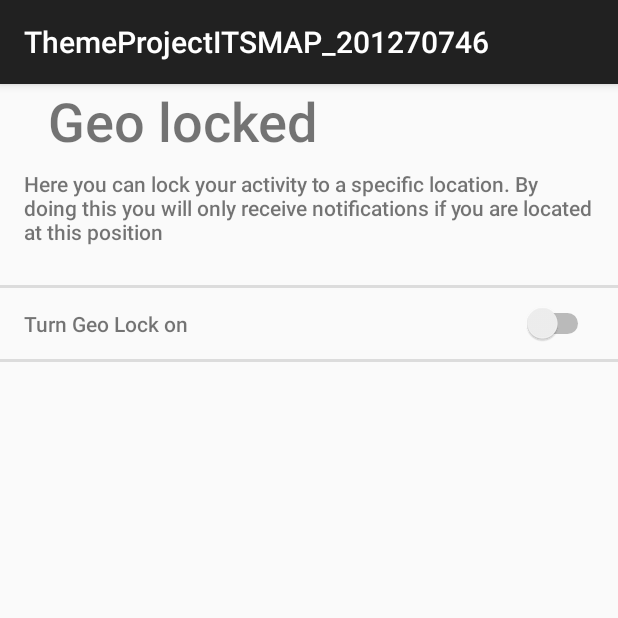
After one commit to Todtaure/ThemeProjectITSMAP_G21, an Android app: the fragment WizardGpsFragment shown on its own in the app's theme, on a phone screen of 412 x 824 dp, the top half of it. The commit adds this screen. Run offline under Robolectric (Android 15) with nearby library versions, the phone set to English and light mode, and no system bars; 1 statement that could not run was skipped.

Commit message:
Added GPS fragment to wizard

```diff
--- a/app/src/main/java/com/example/chronos/themeprojectitsmap_201270746/Wizard/WizardActivity.java
+++ b/app/src/main/java/com/example/chronos/themeprojectitsmap_201270746/Wizard/WizardActivity.java
@@ -76,7 +76,7 @@ public class WizardActivity extends ActionBarActivity {
         mPageSequence.add(new WizardActivityFragment());
         mPageSequence.add(new WizardNightModeFragment());
         mPageSequence.add(new WizardDontDisturbFragment());
-        //mPageSequence.add(new WizardGpsFragment());
+        mPageSequence.add(new WizardGpsFragment());
         //mPageSequence.add(new WizardReviewFragment());
         currentMaxPage = mPageSequence.size();
 
--- /dev/null
+++ b/app/src/main/java/com/example/chronos/themeprojectitsmap_201270746/Wizard/WizardGpsFragment.java
@@ -0,0 +1,70 @@
+package com.example.chronos.themeprojectitsmap_201270746.Wizard;
+
+import android.app.Activity;
+import android.net.Uri;
+import android.os.Bundle;
+import android.support.v4.app.Fragment;
+import android.view.LayoutInflater;
+import android.view.View;
+import android.view.ViewGroup;
+import android.widget.CompoundButton;
+import android.widget.Switch;
+
+import com.example.chronos.themeprojectitsmap_201270746.R;
+
+
+public class WizardGpsFragment extends Fragment {
+
+    private WizardActivity parentActivity;
+
+    private Switch geoLockSwitch;
+
+    public WizardGpsFragment() {
+        // Required empty public constructor
+    }
+
+    @Override
+    public void onCreate(Bundle savedInstanceState) {
+        super.onCreate(savedInstanceState);
+
+    }
+
+    @Override
+    public View onCreateView(LayoutInflater inflater, ViewGroup container,
+                             Bundle savedInstanceState) {
+        // Inflate the layout for this fragment
+        View rootView = inflater.inflate(R.layout.fragment_wizard_gps, container, false);
+
+        geoLockSwitch = (Switch) rootView.findViewById(R.id.wizard_gps_switch);
+
+        //attach a listener to check for changes in state
+        geoLockSwitch.setOnCheckedChangeListener(new CompoundButton.OnCheckedChangeListener() {
+
+            @Override
+            public void onCheckedChanged(CompoundButton buttonView,
+                                         boolean isChecked) {
+
+                if(isChecked){
+                    parentActivity.activityObject.GeoLock.isSet = true;
+                }else{
+                    parentActivity.activityObject.GeoLock.isSet = false;
+                }
+            }
+        });
+
+        return rootView;
+    }
+
+    @Override
+    public void onAttach(Activity activity) {
+        super.onAttach(activity);
+        this.parentActivity = (WizardActivity) activity;
+    }
+
+    @Override
+    public void onDetach() {
+        super.onDetach();
+        this.parentActivity = null;
+    }
+
+}
--- /dev/null
+++ b/app/src/main/res/layout/fragment_wizard_gps.xml
@@ -0,0 +1,64 @@
+<LinearLayout xmlns:android="http://schemas.android.com/apk/res/android"
+    xmlns:tools="http://schemas.android.com/tools"
+    android:layout_width="match_parent"
+    android:layout_height="match_parent"
+    android:orientation="vertical"
+    tools:context="com.example.chronos.themeprojectitsmap_201270746.Wizard.WizardGpsFragment">
+
+    <TextView android:layout_height="wrap_content"
+        android:layout_width="match_parent"
+        android:layout_marginBottom="8dp"
+        android:layout_marginLeft="16dp"
+        android:layout_marginRight="16dp"
+        android:paddingLeft="?android:attr/listPreferredItemPaddingLeft"
+        android:textSize="36sp"
+        android:text="@string/wizard_gps_title"
+        android:fontFamily="sans-serif-medium"/>
+
+    <TextView
+        android:layout_width="match_parent"
+        android:layout_height="wrap_content"
+        android:layout_marginLeft="16dp"
+        android:layout_marginRight="16dp"
+        android:layout_marginBottom="16dp"
+        android:text="@string/wizard_gps_text"
+        android:fontFamily="sans-serif-medium"
+        />
+
+    <View
+        android:background="?android:attr/dividerHorizontal"
+        android:layout_height="2dp"
+        android:layout_width="match_parent"
+        android:layout_marginTop="10dp"
+        android:layout_marginBottom="10dp"
+        />
+
+    <LinearLayout
+        android:layout_width="match_parent"
+        android:layout_height="wrap_content"
+        android:orientation="horizontal">
+
+        <TextView
+            android:layout_width="wrap_content"
+            android:layout_height="wrap_content"
+            android:layout_marginLeft="16dp"
+            android:text="@string/wizard_gps_switch_text"
+            android:fontFamily="sans-serif-medium"/>
+
+        <Switch
+            android:layout_width="wrap_content"
+            android:layout_height="wrap_content"
+            android:layout_weight="1"
+            android:layout_marginRight="16dp"
+            android:id="@+id/wizard_gps_switch"
+            />
+    </LinearLayout>
+
+    <View
+        android:background="?android:attr/dividerHorizontal"
+        android:layout_height="2dp"
+        android:layout_width="match_parent"
+        android:layout_marginTop="10dp"
+        />
+
+</LinearLayout>
--- a/app/src/main/res/values/strings.xml
+++ b/app/src/main/res/values/strings.xml
@@ -24,6 +24,11 @@
     <string name="wizard_time_slot_1">Time slot 1</string>
     <string name="wizard_time_slot_2">Time slot 2</string>
     <string name="wizard_time_slot_3">Time slot 3</string>
+    <string name="wizard_gps_title">Geo locked</string>
+    <string name="wizard_gps_text">Here you can lock your activity to a specific location. By doing this you will only receive notifications if you are located at this position</string>
+    <string name="wizard_gps_switch_text">Turn Geo Lock on</string>
+
+
 
 
 
```
